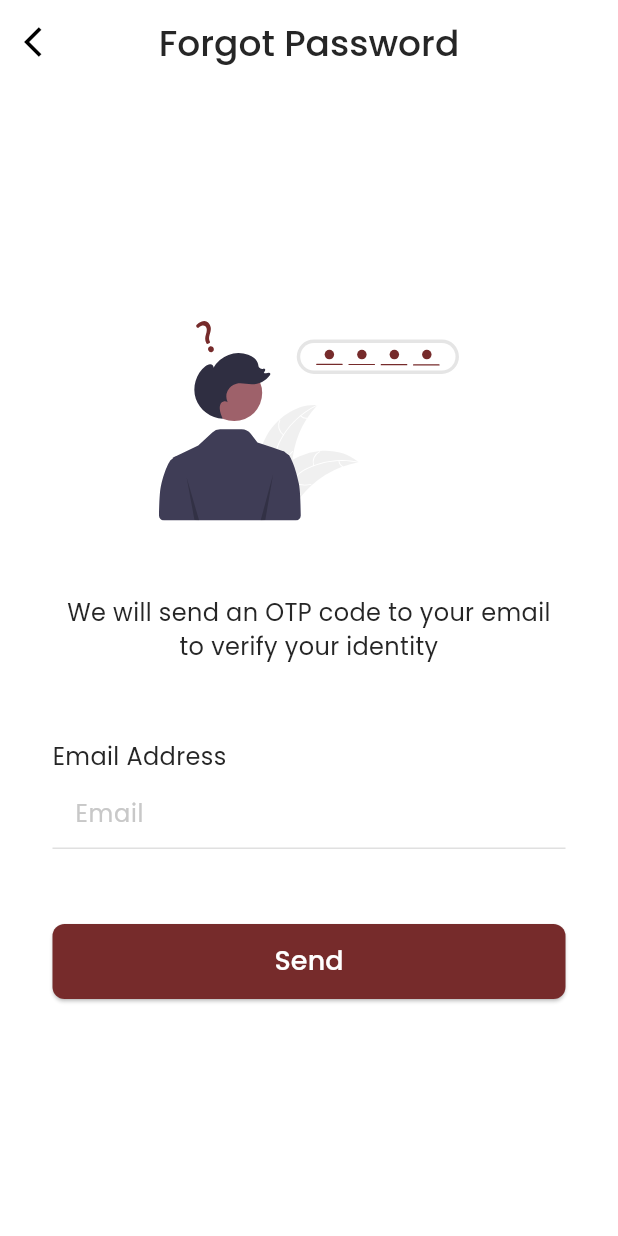
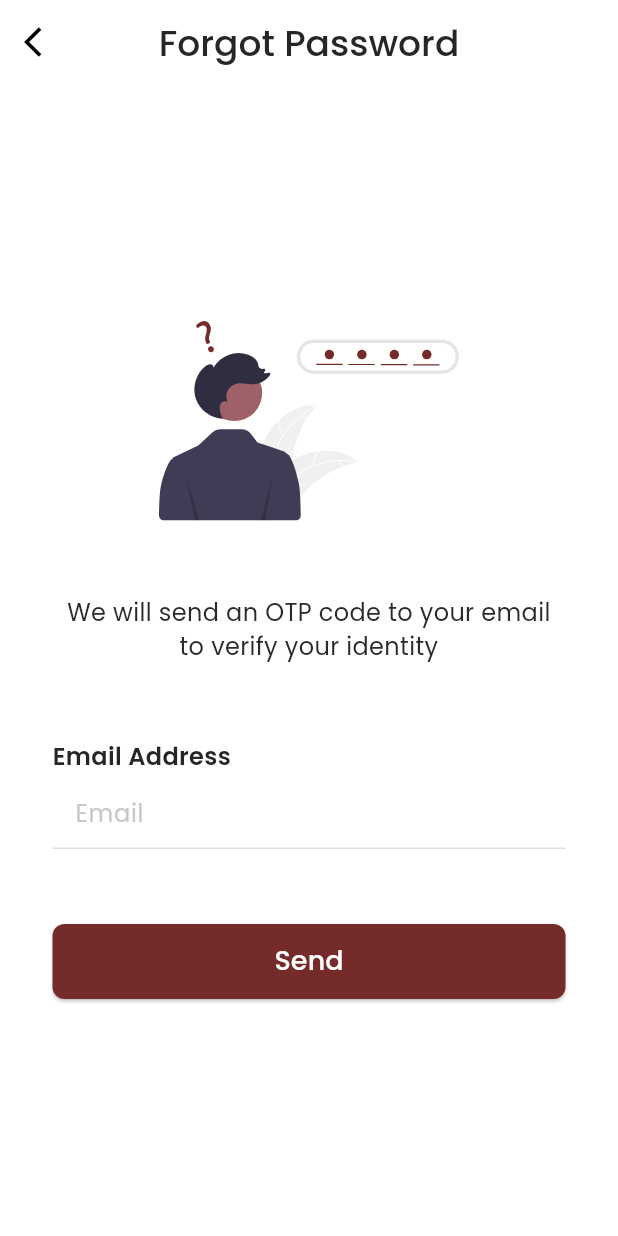
Before and after one commit to g6-mobile/frontend-cash-me, a Flutter app: the screen it shows after launch, after a tap on the "visibility" icon, after a tap on "Forgot my password", on a phone screen of 412 x 824 dp. Run offline on Flutter 3.47's test engine with Material 3 defaults, Android fonts, the phone set to English and light mode, and no system bars; our stand-ins replace flutter_keyboard_visibility, flutter_svg; generated files the repository leaves out were written again.

Commit message:
Applying themes and components

```diff
--- a/lib/screen/auth/login_screen.dart
+++ b/lib/screen/auth/login_screen.dart
@@ -1,6 +1,7 @@
 import 'package:flutter/material.dart';
 import 'package:flutter_keyboard_visibility/flutter_keyboard_visibility.dart';
 import 'package:pocket_swap_fisi/widget/button.dart';
+import 'package:pocket_swap_fisi/widget/text.dart';
 import 'package:pocket_swap_fisi/widget/text_field.dart';
 
 import '../../generated/l10n.dart';
@@ -48,7 +49,6 @@ class _LoginScreenState extends State<LoginScreen>{
   }
   @override
   Widget build(BuildContext context) {
-    print(S.delegate);  // Imprime el delegado de localización
     return Scaffold(
       backgroundColor: Theme.of(context).colorScheme.background,
       body: SafeArea(
@@ -66,66 +66,31 @@ class _LoginScreenState extends State<LoginScreen>{
               ),
             ),
             Container(
-                padding: EdgeInsets.symmetric(horizontal: 35),
+                padding: const EdgeInsets.symmetric(horizontal: 35),
                 child: Center(
                   child: Column(
                     mainAxisAlignment: MainAxisAlignment.center,
                     children: [
-                      Text(
-                        S.current.Login,
-                        style: TextStyle(
-                          color: Color(0xFF2A2A2A),
-                          fontSize: 36,
-                          fontWeight: FontWeight.bold,
-                          fontFamily: 'Poppins',
-                        ),
+                      TitleText(
+                        text: S.current.Login,
                       ),
-                      SizedBox(height: 42),
-                      OutlinedButton.icon(
-                        onPressed: () {},
-                        icon: Image.asset(
-                          'assets/images/google_logo.png',
-                          height: 23,
-                          width: 23,
-                        ),
-                        label:
-                        Text(
-                            S.current.LoginGoogle,
-                          style: TextStyle(
-                            color: Colors.black,
-                            fontSize: 18,
-                            fontWeight: FontWeight.normal,
-                            fontFamily: 'Poppins'
-                          )
-                        ),
-                        style: ElevatedButton.styleFrom(
-                          foregroundColor: Color(0xFF2A2A2A),
-                          backgroundColor: Colors.white,
-                          alignment: Alignment.centerLeft,
-                          minimumSize: Size(double.infinity, 50),
-                          shape: RoundedRectangleBorder(
-                            side: BorderSide(color: Color(0xFFC8C8C8)),
-                            borderRadius: BorderRadius.circular(8),
-                          ),
-                        ),
+                      const SizedBox(height: 42),
+                      BaseAssetOutlinedButton(
+                          text: S.current.LoginGoogle,
+                          onPressed: (){},
+                          asset: 'assets/images/google_logo.png'
                       ),
-                      SizedBox(height: 20),
-                      Text(
-                        S.current.LoginEmail,
-                        style: TextStyle(
-                          color: Colors.black,
-                          fontSize: 16,
-                          fontWeight: FontWeight.normal,
-                          fontFamily: 'Poppins',
-                        ),
+                      const SizedBox(height: 20),
+                      RegularText(
+                        text: S.current.LoginEmail,
                       ),
-                      SizedBox(height: 20),
+                      const SizedBox(height: 20),
                       BaseTextField(
                         hintText: S.current.HintEmail,
                         controller: _emailController,
                         keyboardType: TextInputType.emailAddress,
                       ),
-                      SizedBox(height: 15),
+                      const SizedBox(height: 15),
                       Stack(
                         alignment: Alignment.centerRight,
                         children: [
@@ -145,32 +110,25 @@ class _LoginScreenState extends State<LoginScreen>{
                           ),
                         ],
                       ),
-                      SizedBox(height: 20),
+                      const SizedBox(height: 20),
                       Row(
                         mainAxisAlignment: MainAxisAlignment.end,
                         children: [
                           GestureDetector(
                             onTap: () {
-                              print(S.current.ForgotPassword);
                               Navigator.push(
                                 context,
                                 MaterialPageRoute(
-                                  builder: (context) => ForgotPassword(),
+                                  builder: (context) => const ForgotPassword(),
                                 ));
                             },
-                            child: Text(
-                              S.current.ForgotPassword,
-                              style: TextStyle(
-                                color: Color(0xFF262626),
-                                fontSize: 15,
-                                fontWeight: FontWeight.normal,
-                                fontFamily: 'Poppins',
-                              ),
+                            child: RegularText(
+                              text: S.current.ForgotPassword
                             ),
                           ),
                         ],
                       ),
-                      SizedBox(height: 20),
+                      const SizedBox(height: 20),
                       BaseElevatedButton(
                           text: S.current.LoginButton,
                           onPressed: (){}
@@ -194,7 +152,7 @@ class _LoginScreenState extends State<LoginScreen>{
                       text: S.current.QuestionSignUp,
                       style: TextStyle(
                         fontSize: 16,
-                        color: Color(0xFF2A2A2A),
+                        color: Theme.of(context).colorScheme.onBackground,
                         fontFamily: 'Poppins',
                       ),
                       children: [
--- a/lib/screen/passwords/forgot_password_screen.dart
+++ b/lib/screen/passwords/forgot_password_screen.dart
@@ -1,6 +1,7 @@
 import 'package:flutter/material.dart';
 import 'package:flutter_svg/flutter_svg.dart';
 import 'package:pocket_swap_fisi/widget/button.dart';
+import 'package:pocket_swap_fisi/widget/text.dart';
 import 'package:pocket_swap_fisi/widget/text_field.dart';
 import '../../generated/l10n.dart';
 
@@ -59,17 +60,12 @@ class _ForgotPasswordState extends State<ForgotPassword>{
             ),
             SizedBox(height: 50),
             Padding(
-              padding: EdgeInsets.symmetric(horizontal: 35),
+              padding: const EdgeInsets.symmetric(horizontal: 35),
               child: Column(
+                mainAxisAlignment: MainAxisAlignment.center,
                 children:[
-                  Text(
-                    S.current.ForgotPasswordDescription,
-                    style: TextStyle(
-                      color: Color(0xFF262626),
-                      fontSize: 16,
-                      fontWeight: FontWeight.w400,
-                      fontFamily: 'Poppins',
-                    ),
+                  RegularText(
+                    text: S.current.ForgotPasswordDescription,
                     textAlign: TextAlign.center,
                   ),
                   SizedBox(height: 50),
@@ -81,20 +77,20 @@ class _ForgotPasswordState extends State<ForgotPassword>{
                         style: TextStyle(
                           color: Color(0xFF262626),
                           fontSize: 16,
-                          fontWeight: FontWeight.w400,
+                          fontWeight: FontWeight.w600,
                           fontFamily: 'Poppins',
                         ),
                         textAlign: TextAlign.left,
                       ),
                     ]
                   ),
-                  SizedBox(height: 2),
+                  const SizedBox(height: 2),
                   BaseTextField(
                       hintText: S.current.HintEmail,
                       controller: _emailController,
                       enabled: false
                   ),
-                  SizedBox(height: 50),
+                  const SizedBox(height: 50),
                   BaseElevatedButton(
                       text: S.current.SendButton,
                       onPressed: (){}
--- a/lib/theme/light_theme.dart
+++ b/lib/theme/light_theme.dart
@@ -4,8 +4,11 @@ ThemeData lightTheme = ThemeData(
   brightness: Brightness.light,
   colorScheme: const ColorScheme.light(
     background: Colors.white,
+    onBackground: Color(0xFF2A2A2A),
     primary: Color(0xFF762B2B),
+    onPrimary: Color(0xFF2A2A2A),
     secondary: Color(0xFFC8C8C8),
     onPrimaryContainer: Colors.white,
   ),
+
 );
--- a/lib/widget/button.dart
+++ b/lib/widget/button.dart
@@ -1,5 +1,3 @@
-import 'dart:ui';
-
 import 'package:flutter/material.dart';
 
 class BaseElevatedButton extends StatelessWidget{
@@ -34,3 +32,44 @@ class BaseElevatedButton extends StatelessWidget{
     );
   }
 }
+
+class BaseAssetOutlinedButton extends StatelessWidget{
+  final String text;
+  final VoidCallback onPressed;
+  final String asset;
+
+  const BaseAssetOutlinedButton({
+    Key? key,
+    required this.text,
+    required this.onPressed,
+    required this.asset,
+  }) : super(key: key);
+
+  @override
+  Widget build(BuildContext context) {
+    return OutlinedButton.icon(
+      icon: Image.asset(
+        asset,
+        height: 23,
+        width: 23,
+      ),      onPressed: onPressed,
+      style: OutlinedButton.styleFrom(
+        backgroundColor: Theme.of(context).colorScheme.background,
+        minimumSize: const Size(double.infinity, 50),
+        alignment: Alignment.centerLeft,
+        shape: RoundedRectangleBorder(
+          borderRadius: BorderRadius.circular(8),
+        ),
+      ),
+      label: Text(
+        text,
+        style: TextStyle(
+          color: Theme.of(context).colorScheme.onBackground,
+          fontSize: 18,
+          fontWeight: FontWeight.normal,
+          fontFamily: 'Poppins',
+        ),
+      ),
+    );
+  }
+}
--- /dev/null
+++ b/lib/widget/text.dart
@@ -0,0 +1,52 @@
+import 'package:flutter/material.dart';
+
+class TitleText extends StatelessWidget {
+  final String text;
+
+  const TitleText({
+    Key? key,
+    required this.text,
+  }): super(key: key);
+
+  @override
+  Widget build(BuildContext context) {
+    return Text(
+      text,
+      style: TextStyle(
+        color: Theme.of(context).colorScheme.onBackground,
+        fontSize: 36,
+        fontWeight: FontWeight.bold,
+        fontFamily: 'Poppins',
+      ),
+    );
+  }
+}
+
+
+class RegularText extends StatelessWidget {
+  final String text;
+  final TextAlign textAlign;
+  final TextDecoration textDecoration;
+
+  const RegularText({
+    Key? key,
+    required this.text,
+    this.textAlign = TextAlign.start,
+    this.textDecoration = TextDecoration.none,
+  }): super(key: key);
+
+  @override
+  Widget build(BuildContext context) {
+    return Text(
+      text,
+      style: TextStyle(
+        color: Theme.of(context).colorScheme.onBackground,
+        fontSize: 16,
+        fontWeight: FontWeight.normal,
+        fontFamily: 'Poppins',
+        decoration: textDecoration,
+      ),
+      textAlign: textAlign,
+    );
+  }
+}
```
